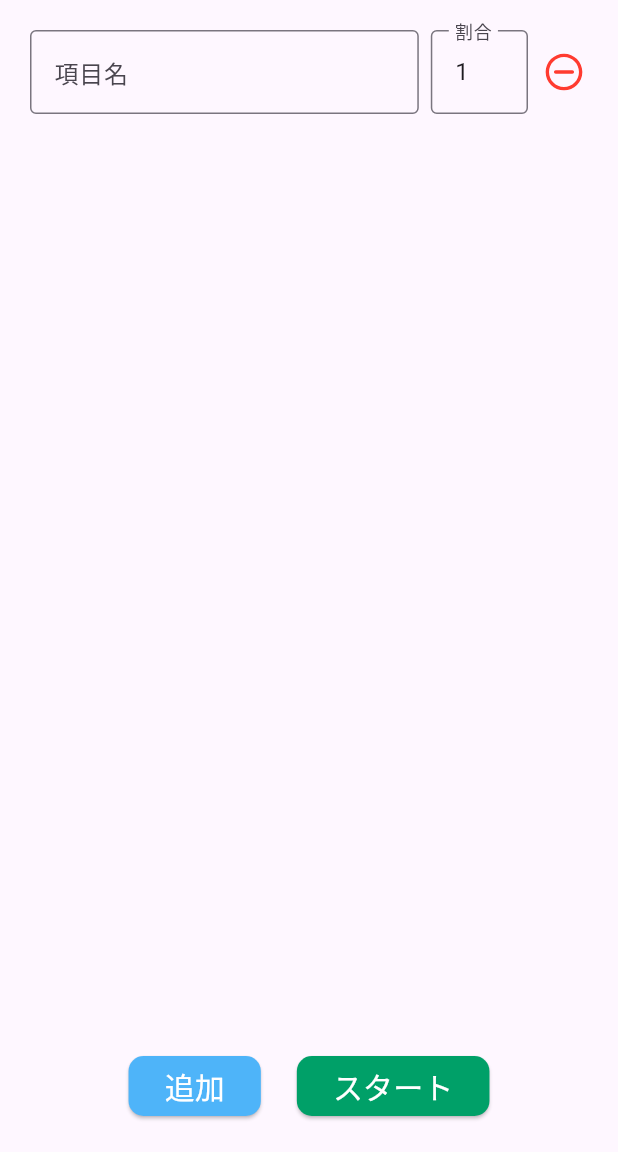
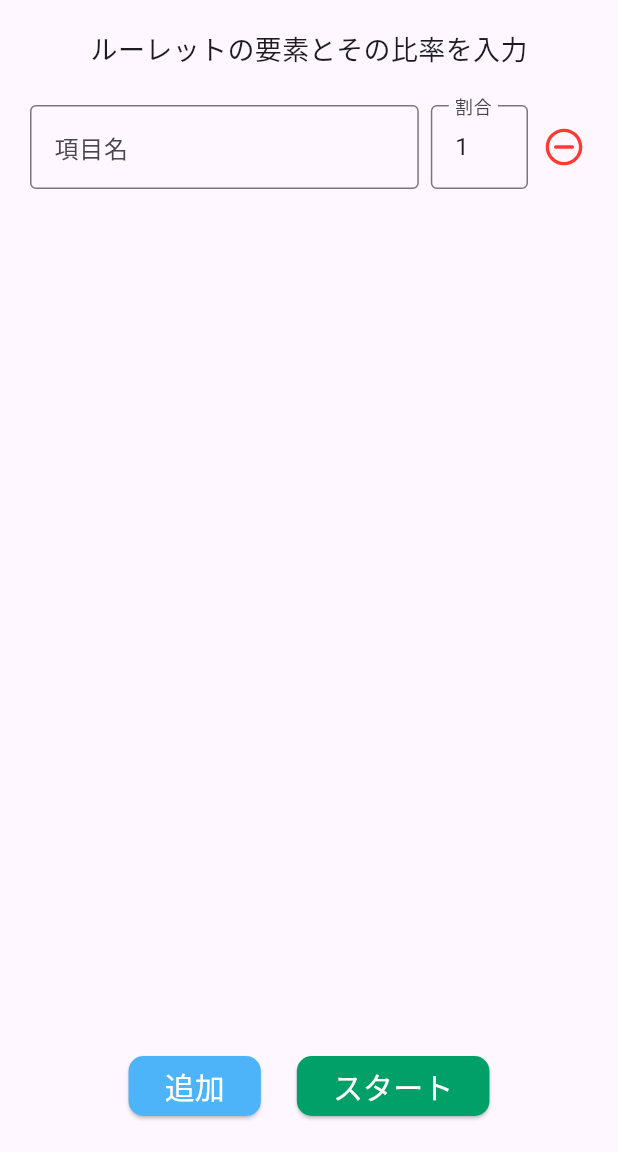
Before and after one commit to iamhrck/the_roulette_app, a Flutter app: the screen it shows after launch, on a phone screen of 412 x 824 dp, the part 84-1236 px from its top. Run offline on Flutter 3.47's test engine with Material 3 defaults, Android fonts, the phone set to English and light mode, and no system bars; our stand-ins replace audioplayers, device_preview, equatable, fl_chart, flutter_bloc, flutter_hooks and 1 more.

Commit message:
add entry screen lead message

```diff
--- a/lib/shared/constants/strings.dart
+++ b/lib/shared/constants/strings.dart
@@ -3,6 +3,7 @@ class Strings {
 
   static const String space = '';
   static const String appTitle = 'The ルーレット';
+  static const String rouletteEntryMessage = 'ルーレットの要素とその比率を入力';
   static const String rouletteLeadMessage = 'タップしてルーレットを開始';
   static const String rouletteRestartMessage = 'タップしてルーレットを再実施';
   static const String rouletteResultPrefix = '結果：';
--- a/lib/ui/screen/entry/entry_screen.dart
+++ b/lib/ui/screen/entry/entry_screen.dart
@@ -4,6 +4,7 @@ import 'package:the_roulette_app/bloc/entry/entry_bloc.dart';
 import 'package:the_roulette_app/bloc/entry/entry_event.dart';
 import 'package:the_roulette_app/bloc/entry/entry_state.dart';
 import 'package:the_roulette_app/shared/constants/app_colors.dart';
+import 'package:the_roulette_app/shared/constants/app_text_style.dart';
 import 'package:the_roulette_app/shared/constants/strings.dart';
 import 'package:the_roulette_app/shared/router/app_router.dart';
 import 'package:the_roulette_app/ui/components/app_bar.dart';
@@ -37,6 +38,11 @@ class _EntryScreenContents extends StatelessWidget {
         margin: const EdgeInsets.all(20),
         child: Column(
           children: [
+            const Text(
+              Strings.rouletteEntryMessage,
+              style: AppTextStyle.bodyText,
+            ),
+            const SizedBox(height: 24),
             const _EntryInputList(),
             const SizedBox(height: 24),
             Row(
```
